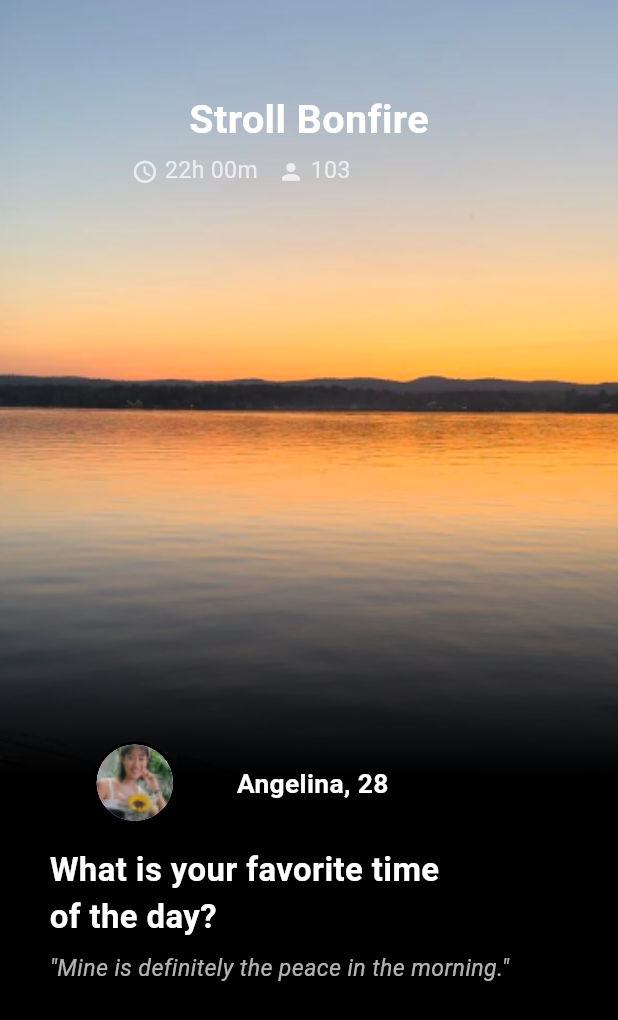
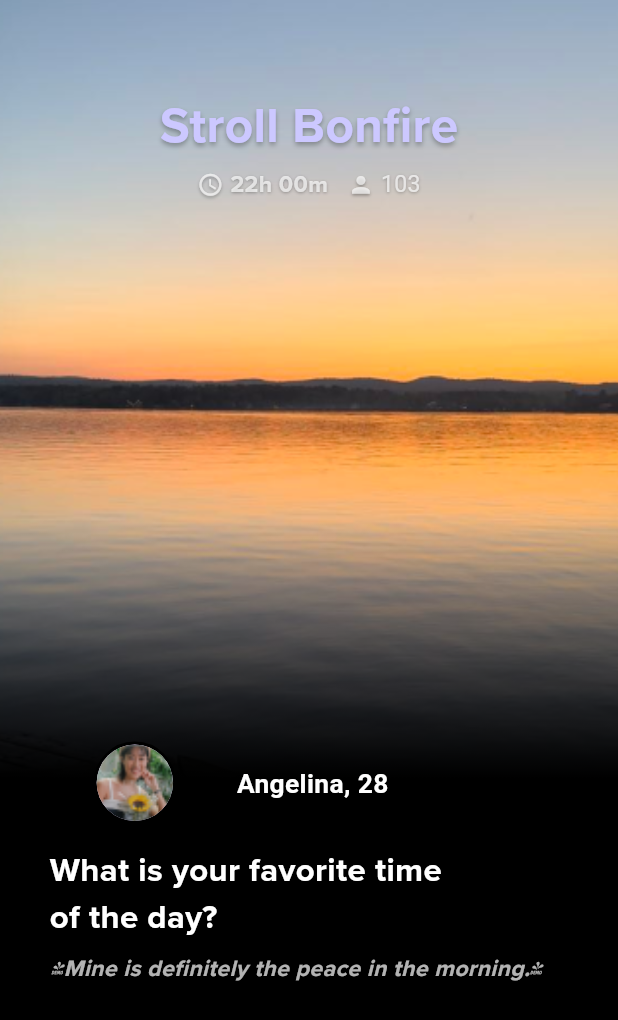
Before and after one commit to trick4u/stroll, a Flutter app: the screen it shows after launch, on a phone screen of 412 x 824 dp. Shown: the top 1020 px of the screen. Run offline on Flutter 3.47's test engine with Material 3 defaults, Android fonts, the phone set to English and light mode, and no system bars.

Commit message:
fontsAdded

```diff
--- a/lib/main.dart
+++ b/lib/main.dart
@@ -20,6 +20,7 @@
   Widget build(BuildContext context) {
     return const MaterialApp(
       debugShowCheckedModeBanner: false,
+
       title: 'Stroll Flutter',
       home: HomePage(),
     );
--- a/lib/pages/home_page.dart
+++ b/lib/pages/home_page.dart
@@ -2,6 +2,7 @@
 
 import '../services/colors.dart';
 import '../services/scaling.dart';
+import '../widgets/title_box.dart';
 
 class HomePage extends StatelessWidget {
   const HomePage({super.key});
@@ -48,56 +49,7 @@
               )
             ],
           ),
-          Positioned(
-            top: ScaleUtil.height(60),
-            left: ScaleUtil.width(80),
-            right: ScaleUtil.width(80),
-            child: Column(
-              children: [
-                Text(
-                  'Stroll Bonfire',
-                  style: TextStyle(
-                    color: Colors.white,
-                    fontSize: ScaleUtil.fontSize(24),
-                    fontWeight: FontWeight.bold,
-                  ),
-                ),
-                SizedBox(height: ScaleUtil.height(4)),
-                Row(
-                  crossAxisAlignment: CrossAxisAlignment.center,
-                  children: [
-                    Icon(
-                      Icons.access_time,
-                      color: Colors.white70,
-                      size: ScaleUtil.scale(16),
-                    ),
-                    SizedBox(width: ScaleUtil.width(4)),
-                    Text(
-                      '22h 00m',
-                      style: TextStyle(
-                        color: Colors.white70,
-                        fontSize: ScaleUtil.fontSize(14),
-                      ),
-                    ),
-                    SizedBox(width: ScaleUtil.width(12)),
-                    Icon(
-                      Icons.person,
-                      color: Colors.white70,
-                      size: ScaleUtil.scale(16),
-                    ),
-                    SizedBox(width: ScaleUtil.width(4)),
-                    Text(
-                      '103',
-                      style: TextStyle(
-                        color: Colors.white70,
-                        fontSize: ScaleUtil.fontSize(14),
-                      ),
-                    ),
-                  ],
-                ),
-              ],
-            ),
-          ),
+          TitleBox(),
           // Profile Section
           Positioned(
             left: ScaleUtil.width(30),
@@ -138,6 +90,7 @@
                 Text(
                   'What is your favorite time\nof the day?',
                   style: TextStyle(
+                    fontFamily: 'ProximaNova',
                     color: Colors.white,
                     fontSize: ScaleUtil.fontSize(20),
                     fontWeight: FontWeight.bold,
@@ -147,6 +100,7 @@
                 Text(
                   '"Mine is definitely the peace in the morning."',
                   style: TextStyle(
+                    fontFamily: 'ProximaNova',
                     color: Colors.white70,
                     fontSize: ScaleUtil.fontSize(14),
                     fontStyle: FontStyle.italic,
--- /dev/null
+++ b/lib/widgets/title_box.dart
@@ -0,0 +1,103 @@
+import 'package:flutter/material.dart';
+
+
+import '../services/scaling.dart';
+
+class TitleBox extends StatelessWidget {
+  const TitleBox({
+    super.key,
+  });
+
+  @override
+  Widget build(BuildContext context) {
+    return Positioned(
+      top: ScaleUtil.height(60),
+      left: ScaleUtil.width(80),
+      right: ScaleUtil.width(80),
+      child: Column(
+        crossAxisAlignment: CrossAxisAlignment.center,
+        children: [
+          Text(
+            'Stroll Bonfire',
+            style: TextStyle(
+               fontFamily: 'ProximaNova',
+              color: Color(0xffCCC8FF),
+              fontSize: ScaleUtil.fontSize(30),
+              fontWeight: FontWeight.bold,
+
+              shadows: [
+                Shadow(
+                  offset: Offset(0, 2),
+                  blurRadius: 4.0,
+                  color: Colors.black.withOpacity(0.3),
+                ),
+              ],
+            ),
+          ),
+          SizedBox(height: ScaleUtil.height(4)),
+          Row(
+            mainAxisAlignment: MainAxisAlignment.center,
+            children: [
+              Icon(
+                Icons.access_time,
+                color: Colors.white70,
+                size: ScaleUtil.scale(16),
+                shadows: [
+                  Shadow(
+                    offset: Offset(0, 1),
+                    blurRadius: 2.0,
+                    color: Colors.black.withOpacity(0.3),
+                  ),
+                ],
+              ),
+              SizedBox(width: ScaleUtil.width(4)),
+              Text(
+                '22h 00m',
+                style: TextStyle(
+                    fontFamily: 'ProximaNova',
+                  color: Colors.white70,
+                  fontSize: ScaleUtil.fontSize(14),
+                  shadows: [
+                    Shadow(
+                      offset: Offset(0, 1),
+                      blurRadius: 2.0,
+                      color: Colors.black.withOpacity(0.3),
+                    ),
+                  ],
+                ),
+              ),
+              SizedBox(width: ScaleUtil.width(12)),
+              Icon(
+                Icons.person,
+                color: Colors.white70,
+                size: ScaleUtil.scale(16),
+                shadows: [
+                  Shadow(
+                    offset: Offset(0, 1),
+                    blurRadius: 2.0,
+                    color: Colors.black.withOpacity(0.3),
+                  ),
+                ],
+              ),
+              SizedBox(width: ScaleUtil.width(4)),
+              Text(
+                '103',
+                style: TextStyle(
+                  color: Colors.white70,
+                  fontSize: ScaleUtil.fontSize(14),
+                  shadows: [
+                    Shadow(
+                      offset: Offset(0, 1),
+                      blurRadius: 2.0,
+                      color: Colors.black.withOpacity(0.3),
+                    ),
+                  ],
+                ),
+              ),
+            ],
+          ),
+        ],
+      ),
+    );
+  }
+}
```
Also changed, not shown: pubspec.yaml (+9 -6 lines), fonts/Fontspring-DEMO-proximanova-bold.otf (added), fonts/Fontspring-DEMO-proximanova-regular.otf (added), 6 other files.
